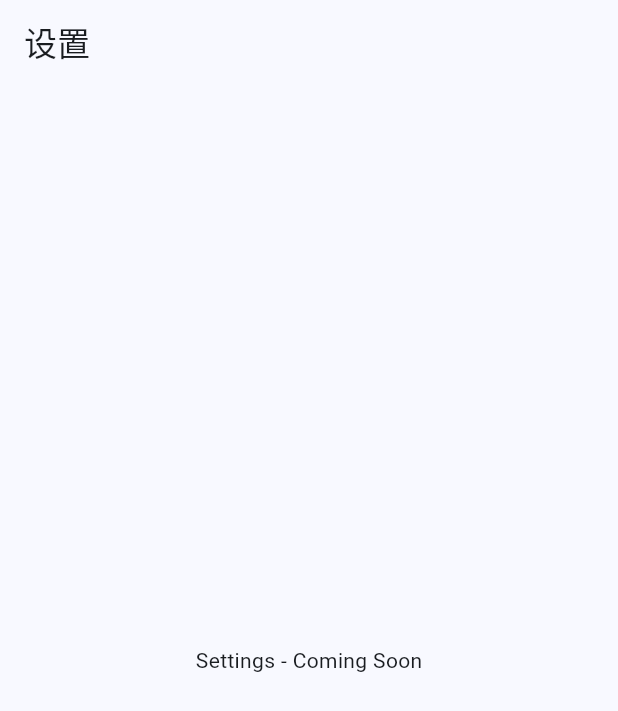
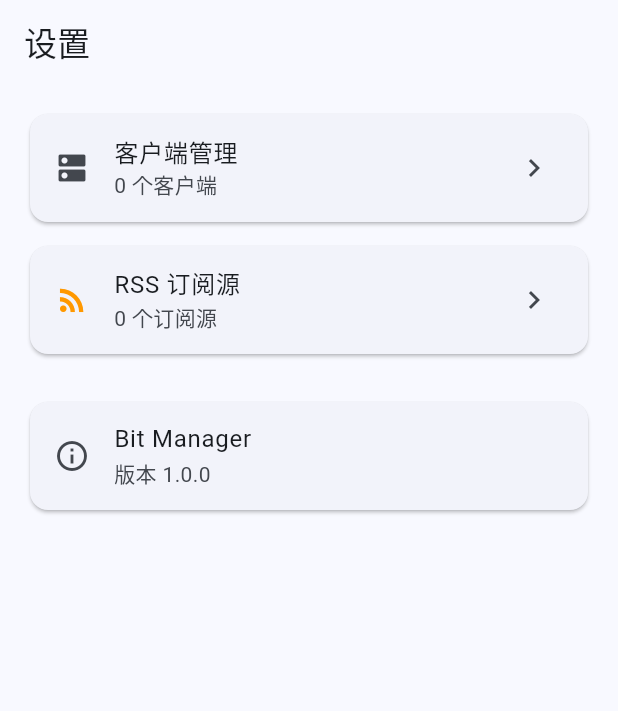
Before and after one commit to zengliming/bit-manager, a Flutter app: the SettingsScreen screen opened directly, on a phone screen of 412 x 824 dp. Shown: the top 711 px of the screen. Run offline on Flutter 3.47's test engine with Material 3 defaults, Android fonts, the phone set to English and light mode, and no system bars; our stand-ins replace dio, flutter_secure_storage, shared_preferences; accounts and stored records are empty.

Commit message:
feat: add settings screen

```diff
--- a/lib/screens/settings_screen.dart
+++ b/lib/screens/settings_screen.dart
@@ -1,4 +1,9 @@
 import 'package:flutter/material.dart';
+import 'package:provider/provider.dart';
+import '../providers/client_provider.dart';
+import '../providers/rss_provider.dart';
+import 'client_list_screen.dart';
+import 'rss_sources_screen.dart';
 
 class SettingsScreen extends StatelessWidget {
   const SettingsScreen({super.key});
@@ -7,7 +12,49 @@ class SettingsScreen extends StatelessWidget {
   Widget build(BuildContext context) {
     return Scaffold(
       appBar: AppBar(title: const Text('设置')),
-      body: const Center(child: Text('Settings - Coming Soon')),
+      body: ListView(
+        padding: const EdgeInsets.all(16),
+        children: [
+          // 客户端管理入口
+          Card(
+            child: ListTile(
+              leading: const Icon(Icons.dns),
+              title: const Text('客户端管理'),
+              subtitle: Consumer<ClientProvider>(
+                builder: (_, cp, __) => Text('${cp.clients.length} 个客户端'),
+              ),
+              trailing: const Icon(Icons.chevron_right),
+              onTap: () => Navigator.push(context, MaterialPageRoute(
+                builder: (_) => const ClientListScreen(),
+              )),
+            ),
+          ),
+          const SizedBox(height: 8),
+          // RSS 订阅源管理
+          Card(
+            child: ListTile(
+              leading: const Icon(Icons.rss_feed, color: Colors.orange),
+              title: const Text('RSS 订阅源'),
+              subtitle: Consumer<RssProvider>(
+                builder: (_, rp, __) => Text('${rp.sources.length} 个订阅源'),
+              ),
+              trailing: const Icon(Icons.chevron_right),
+              onTap: () => Navigator.push(context, MaterialPageRoute(
+                builder: (_) => const RssSourcesScreen(),
+              )),
+            ),
+          ),
+          const SizedBox(height: 24),
+          // 关于
+          const Card(
+            child: ListTile(
+              leading: Icon(Icons.info_outline),
+              title: Text('Bit Manager'),
+              subtitle: Text('版本 1.0.0'),
+            ),
+          ),
+        ],
+      ),
     );
   }
 }
```
